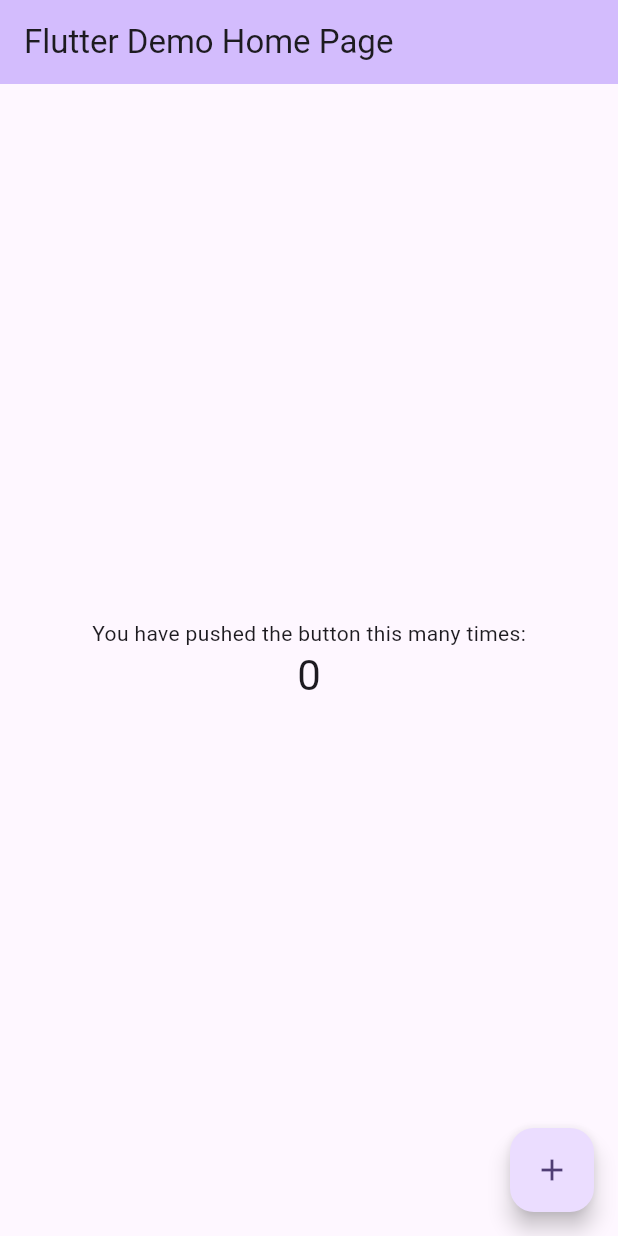
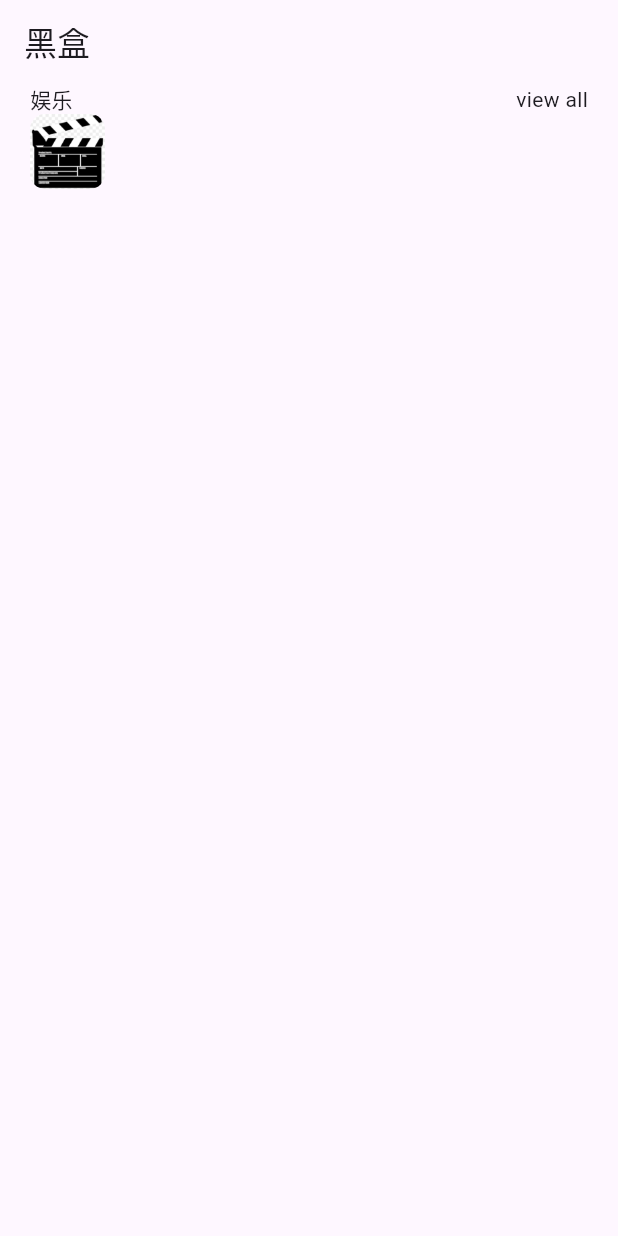
Before and after one commit to zhanghang2002/black_box, a Flutter app: the screen it shows after launch, on a phone screen of 412 x 824 dp. Run offline on Flutter 3.47's test engine with Material 3 defaults, Android fonts, the phone set to English and light mode, and no system bars.

Commit message:
提交hom_page 页面 todo

```diff
--- /dev/null
+++ b/lib/base/media.dart
@@ -0,0 +1,4 @@
+class AppMedia{
+  static const _baseImage = 'assets/images';
+  static const filmLogo = '$_baseImage/film_logo.png';
+}
--- a/lib/main.dart
+++ b/lib/main.dart
@@ -1,3 +1,4 @@
+import 'package:black_box/page/home_page.dart';
 import 'package:flutter/material.dart';
 
 void main() {
@@ -7,119 +8,11 @@ void main() {
 class MyApp extends StatelessWidget {
   const MyApp({super.key});
 
-  // This widget is the root of your application.
+
   @override
   Widget build(BuildContext context) {
     return MaterialApp(
-      title: 'Flutter Demo',
-      theme: ThemeData(
-        // This is the theme of your application.
-        //
-        // TRY THIS: Try running your application with "flutter run". You'll see
-        // the application has a purple toolbar. Then, without quitting the app,
-        // try changing the seedColor in the colorScheme below to Colors.green
-        // and then invoke "hot reload" (save your changes or press the "hot
-        // reload" button in a Flutter-supported IDE, or press "r" if you used
-        // the command line to start the app).
-        //
-        // Notice that the counter didn't reset back to zero; the application
-        // state is not lost during the reload. To reset the state, use hot
-        // restart instead.
-        //
-        // This works for code too, not just values: Most code changes can be
-        // tested with just a hot reload.
-        colorScheme: ColorScheme.fromSeed(seedColor: Colors.deepPurple),
-        useMaterial3: true,
-      ),
-      home: const MyHomePage(title: 'Flutter Demo Home Page'),
+      home: HomePage(),
     );
   }
 }
-
-class MyHomePage extends StatefulWidget {
-  const MyHomePage({super.key, required this.title});
-
-  // This widget is the home page of your application. It is stateful, meaning
-  // that it has a State object (defined below) that contains fields that affect
-  // how it looks.
-
-  // This class is the configuration for the state. It holds the values (in this
-  // case the title) provided by the parent (in this case the App widget) and
-  // used by the build method of the State. Fields in a Widget subclass are
-  // always marked "final".
-
-  final String title;
-
-  @override
-  State<MyHomePage> createState() => _MyHomePageState();
-}
-
-class _MyHomePageState extends State<MyHomePage> {
-  int _counter = 0;
-
-  void _incrementCounter() {
-    setState(() {
-      // This call to setState tells the Flutter framework that something has
-      // changed in this State, which causes it to rerun the build method below
-      // so that the display can reflect the updated values. If we changed
-      // _counter without calling setState(), then the build method would not be
-      // called again, and so nothing would appear to happen.
-      _counter++;
-    });
-  }
-
-  @override
-  Widget build(BuildContext context) {
-    // This method is rerun every time setState is called, for instance as done
-    // by the _incrementCounter method above.
-    //
-    // The Flutter framework has been optimized to make rerunning build methods
-    // fast, so that you can just rebuild anything that needs updating rather
-    // than having to individually change instances of widgets.
-    return Scaffold(
-      appBar: AppBar(
-        // TRY THIS: Try changing the color here to a specific color (to
-        // Colors.amber, perhaps?) and trigger a hot reload to see the AppBar
-        // change color while the other colors stay the same.
-        backgroundColor: Theme.of(context).colorScheme.inversePrimary,
-        // Here we take the value from the MyHomePage object that was created by
-        // the App.build method, and use it to set our appbar title.
-        title: Text(widget.title),
-      ),
-      body: Center(
-        // Center is a layout widget. It takes a single child and positions it
-        // in the middle of the parent.
-        child: Column(
-          // Column is also a layout widget. It takes a list of children and
-          // arranges them vertically. By default, it sizes itself to fit its
-          // children horizontally, and tries to be as tall as its parent.
-          //
-          // Column has various properties to control how it sizes itself and
-          // how it positions its children. Here we use mainAxisAlignment to
-          // center the children vertically; the main axis here is the vertical
-          // axis because Columns are vertical (the cross axis would be
-          // horizontal).
-          //
-          // TRY THIS: Invoke "debug painting" (choose the "Toggle Debug Paint"
-          // action in the IDE, or press "p" in the console), to see the
-          // wireframe for each widget.
-          mainAxisAlignment: MainAxisAlignment.center,
-          children: <Widget>[
-            const Text(
-              'You have pushed the button this many times:',
-            ),
-            Text(
-              '$_counter',
-              style: Theme.of(context).textTheme.headlineMedium,
-            ),
-          ],
-        ),
-      ),
-      floatingActionButton: FloatingActionButton(
-        onPressed: _incrementCounter,
-        tooltip: 'Increment',
-        child: const Icon(Icons.add),
-      ), // This trailing comma makes auto-formatting nicer for build methods.
-    );
-  }
-}
--- /dev/null
+++ b/lib/page/home_page.dart
@@ -0,0 +1,35 @@
+import 'package:black_box/widgets/double_tag_bar.dart';
+import 'package:flutter/material.dart';
+
+import '../base/media.dart';
+
+class HomePage extends StatelessWidget {
+  const HomePage({super.key});
+
+  @override
+  Widget build(BuildContext context) {
+    return Scaffold(
+      appBar: AppBar(
+        title: Text("黑盒"),
+      ),
+      body: ListView(
+        padding: EdgeInsets.only(left: 20, right: 20),
+        children: [
+          DoubleTagBar(),
+          Row(
+            children: [
+              Container(
+                width: 50,
+                height: 50,
+                decoration: BoxDecoration(
+                    borderRadius: BorderRadius.circular(10),
+                    image:
+                        DecorationImage(image: AssetImage(AppMedia.filmLogo))),
+              ),
+            ],
+          ),
+        ],
+      ),
+    );
+  }
+}
--- /dev/null
+++ b/lib/widgets/double_tag_bar.dart
@@ -0,0 +1,18 @@
+import 'package:flutter/material.dart';
+
+class DoubleTagBar extends StatelessWidget {
+  const DoubleTagBar({super.key});
+
+  @override
+  Widget build(BuildContext context) {
+    return Container(
+      child: Row(
+        mainAxisAlignment: MainAxisAlignment.spaceBetween,
+        children: [
+          Text("娱乐"),
+          Text("view all"),
+        ],
+      ),
+    );
+  }
+}
--- a/pubspec.yaml
+++ b/pubspec.yaml
@@ -59,9 +59,8 @@ flutter:
   uses-material-design: true
 
   # To add assets to your application, add an assets section, like this:
-  # assets:
-  #   - images/a_dot_burr.jpeg
-  #   - images/a_dot_ham.jpeg
+  assets:
+    - assets/images/
 
   # An image asset can refer to one or more resolution-specific "variants", see
   # https://flutter.dev/assets-and-images/#resolution-aware
```
Also changed, not shown: assets/images/film_logo.png (added).
